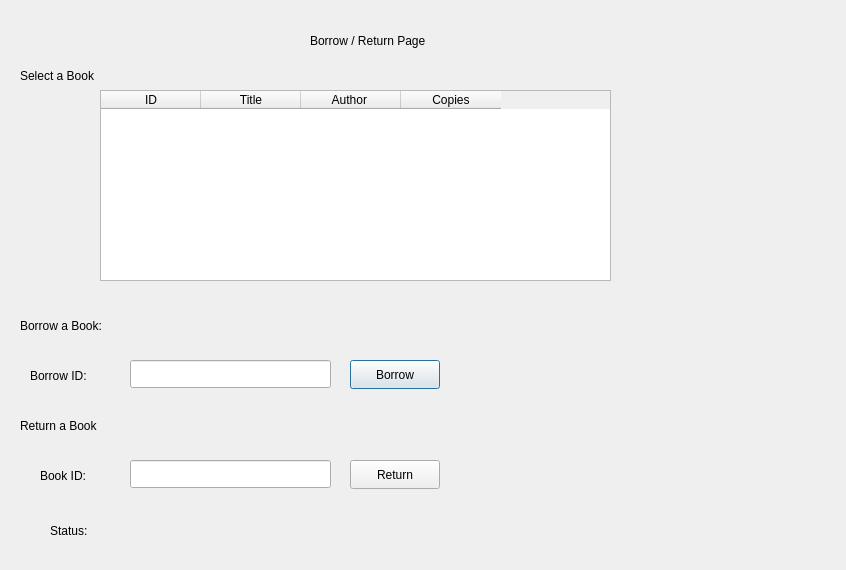
Qt form borrowreturn.ui (youstina-saleh/Librarystem) before a commit.
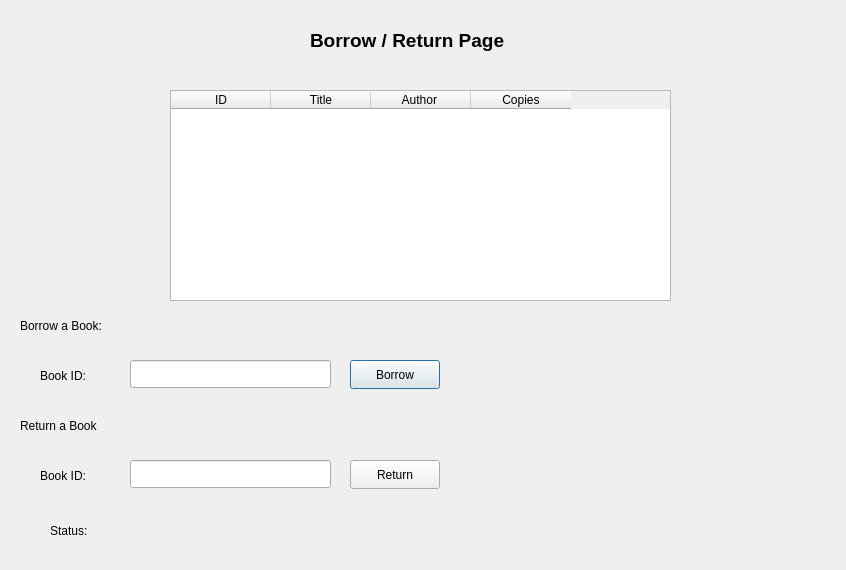
The same form after that commit.

```diff
--- a/borrowreturn.ui
+++ b/borrowreturn.ui
@@ -13,26 +13,13 @@
   <property name="windowTitle">
    <string>Dialog</string>
   </property>
-  <widget class="QLabel" name="selectlabel">
-   <property name="geometry">
-    <rect>
-     <x>20</x>
-     <y>60</y>
-     <width>91</width>
-     <height>31</height>
-    </rect>
-   </property>
-   <property name="text">
-    <string>Select a Book</string>
-   </property>
-  </widget>
   <widget class="QTableWidget" name="tableWidget">
    <property name="geometry">
     <rect>
-     <x>100</x>
+     <x>170</x>
      <y>90</y>
-     <width>511</width>
-     <height>191</height>
+     <width>501</width>
+     <height>211</height>
     </rect>
    </property>
    <column>
@@ -61,10 +48,16 @@
     <rect>
      <x>310</x>
      <y>10</y>
-     <width>211</width>
+     <width>231</width>
      <height>61</height>
     </rect>
    </property>
+   <property name="font">
+    <font>
+     <pointsize>14</pointsize>
+     <bold>true</bold>
+    </font>
+   </property>
    <property name="text">
     <string>Borrow / Return Page</string>
    </property>
@@ -72,14 +65,14 @@
   <widget class="QLabel" name="selectlabel_2">
    <property name="geometry">
     <rect>
-     <x>30</x>
+     <x>40</x>
      <y>360</y>
      <width>91</width>
      <height>31</height>
     </rect>
    </property>
    <property name="text">
-    <string>Borrow ID: </string>
+    <string>Book ID: </string>
    </property>
   </widget>
   <widget class="QLabel" name="selectlabel_3">
```
